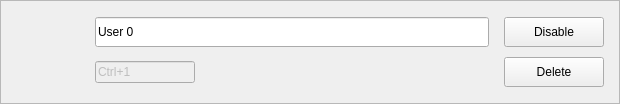
This is zapzap/view/card_user.ui in rafatosta/zapzap as Qt 5 draws it before an edit. The edited form follows.
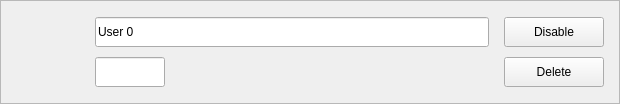
This is the edited form.

Commit message: Shortcut for access to users

What changed in the file:
```diff
--- a/zapzap/view/card_user.ui
+++ b/zapzap/view/card_user.ui
@@ -158,34 +158,6 @@
         <property name="verticalSpacing">
          <number>10</number>
         </property>
-        <item row="1" column="0">
-         <widget class="QKeySequenceEdit" name="keySequenceEdit">
-          <property name="enabled">
-           <bool>false</bool>
-          </property>
-          <property name="sizePolicy">
-           <sizepolicy hsizetype="Expanding" vsizetype="Fixed">
-            <horstretch>0</horstretch>
-            <verstretch>0</verstretch>
-           </sizepolicy>
-          </property>
-          <property name="minimumSize">
-           <size>
-            <width>100</width>
-            <height>30</height>
-           </size>
-          </property>
-          <property name="maximumSize">
-           <size>
-            <width>100</width>
-            <height>30</height>
-           </size>
-          </property>
-          <property name="keySequence">
-           <string>Ctrl+1</string>
-          </property>
-         </widget>
-        </item>
         <item row="0" column="0" colspan="2">
          <widget class="QLineEdit" name="name">
           <property name="minimumSize">
@@ -211,6 +183,25 @@
           </property>
          </widget>
         </item>
+        <item row="1" column="0">
+         <widget class="QLineEdit" name="key">
+          <property name="minimumSize">
+           <size>
+            <width>70</width>
+            <height>30</height>
+           </size>
+          </property>
+          <property name="maximumSize">
+           <size>
+            <width>70</width>
+            <height>30</height>
+           </size>
+          </property>
+          <property name="readOnly">
+           <bool>true</bool>
+          </property>
+         </widget>
+        </item>
        </layout>
       </item>
      </layout>
```
The commit also changes 6 other files.
